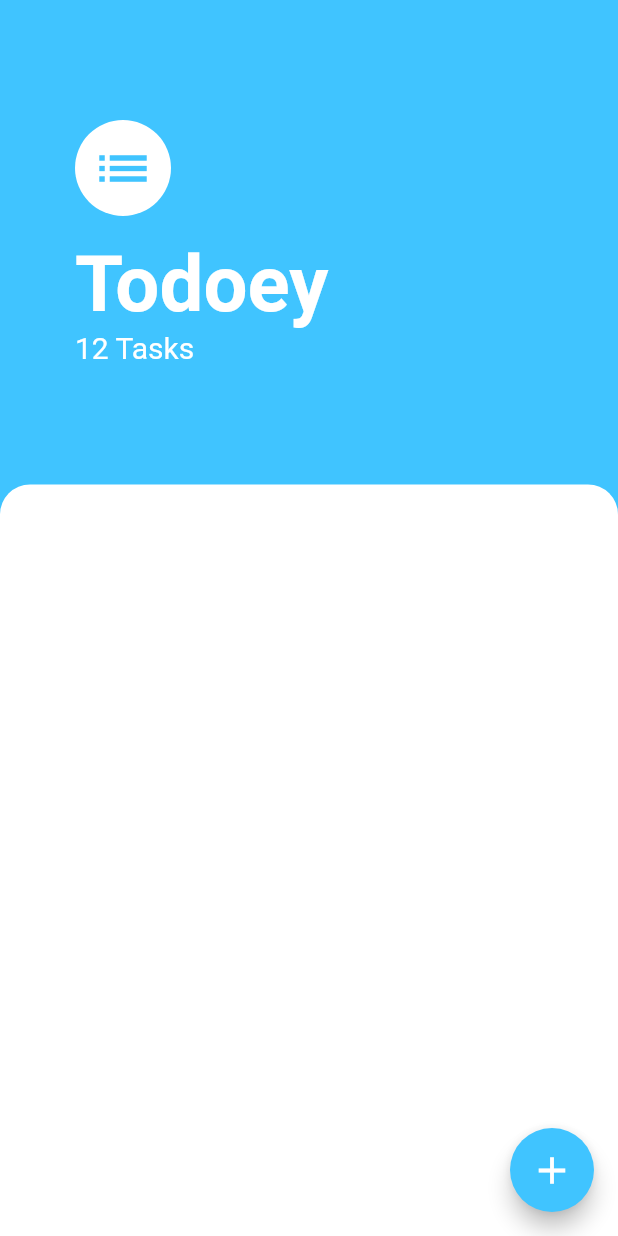
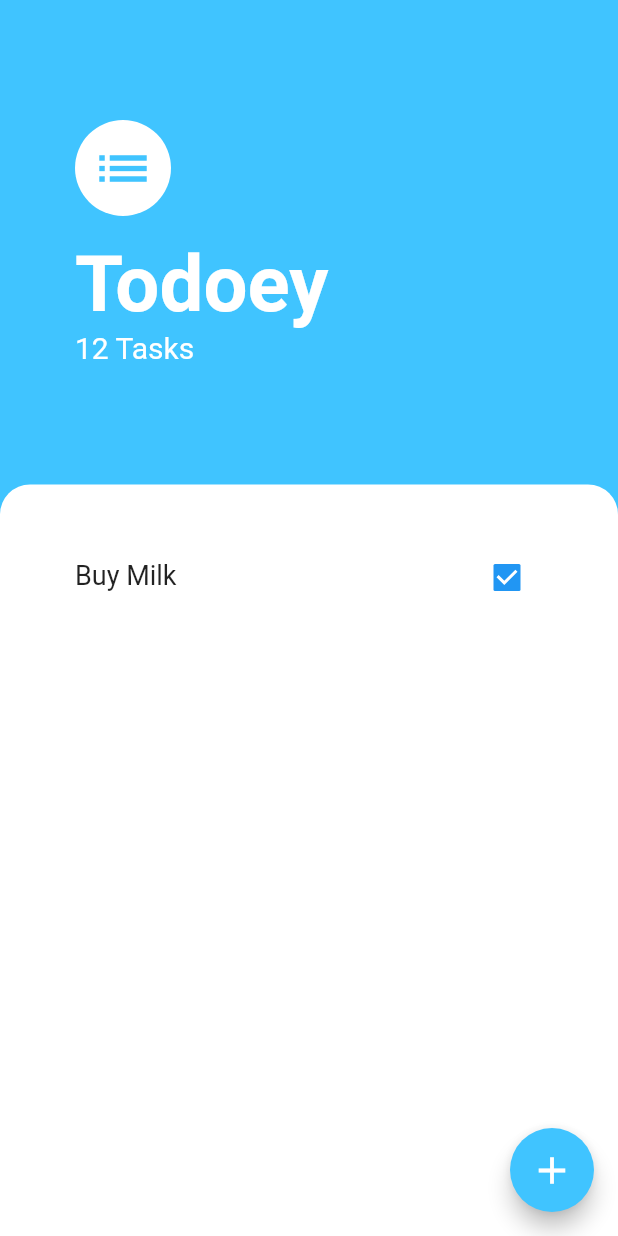
Before and after one commit to Bamidele1234/todoey, a Flutter app: the screen it shows after launch, on a phone screen of 412 x 824 dp. Run offline on Flutter 3.47's test engine with Material 2 defaults, Android fonts, the phone set to English and light mode, and no system bars.

Commit message:
Added the task list and task tile

```diff
--- a/lib/screens/tasks_screen.dart
+++ b/lib/screens/tasks_screen.dart
@@ -1,4 +1,5 @@
 import 'package:flutter/material.dart';
+import 'package:todoey/widgets/task_list.dart';
 
 class TasksScreen extends StatelessWidget {
   const TasksScreen({Key? key}) : super(key: key);
@@ -64,6 +65,7 @@ class TasksScreen extends StatelessWidget {
                     topLeft: Radius.circular(20),
                   ),
                 ),
+                child: const TasksList(),
               ),
             )
           ],
--- /dev/null
+++ b/lib/widgets/task_list.dart
@@ -0,0 +1,18 @@
+import 'package:flutter/material.dart';
+import 'package:todoey/widgets/task_tile.dart';
+
+class TasksList extends StatelessWidget {
+  const TasksList({
+    Key? key,
+  }) : super(key: key);
+
+  @override
+  Widget build(BuildContext context) {
+    return ListView(
+      padding: const EdgeInsets.all(34),
+      children: const [
+        TaskTile(),
+      ],
+    );
+  }
+}
--- /dev/null
+++ b/lib/widgets/task_tile.dart
@@ -0,0 +1,23 @@
+import 'package:flutter/material.dart';
+
+class TaskTile extends StatelessWidget {
+  const TaskTile({
+    Key? key,
+  }) : super(key: key);
+
+  @override
+  Widget build(BuildContext context) {
+    return ListTile(
+      leading: const Text(
+        'Buy Milk',
+        style: TextStyle(
+          fontSize: 18,
+        ),
+      ),
+      trailing: Checkbox(
+        value: true,
+        onChanged: (bool? checked) {},
+      ),
+    );
+  }
+}
```
